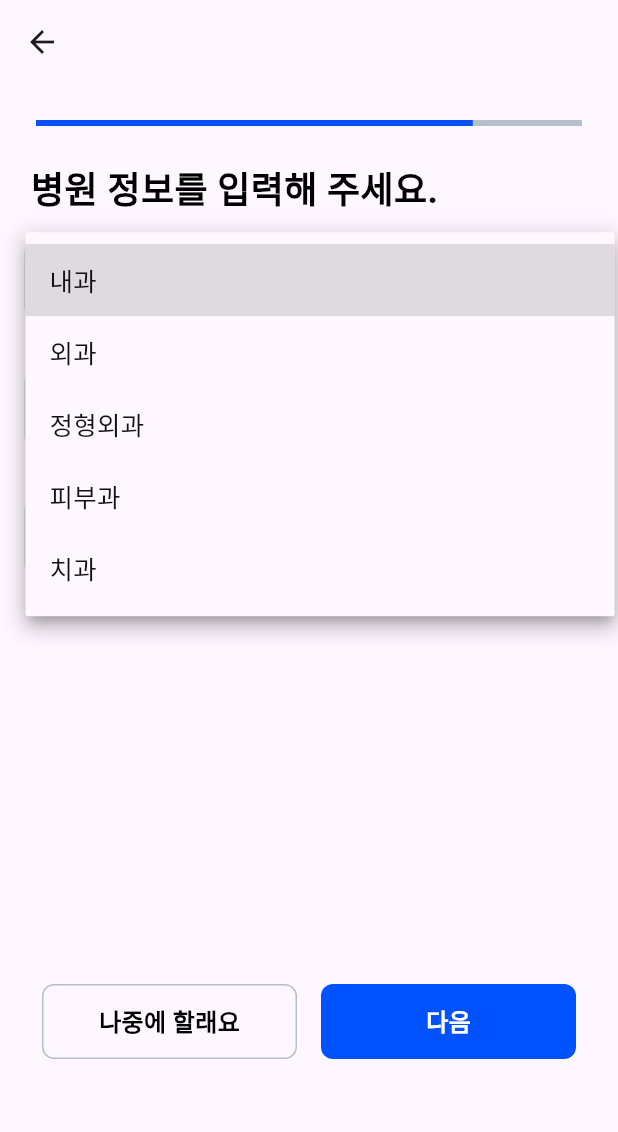
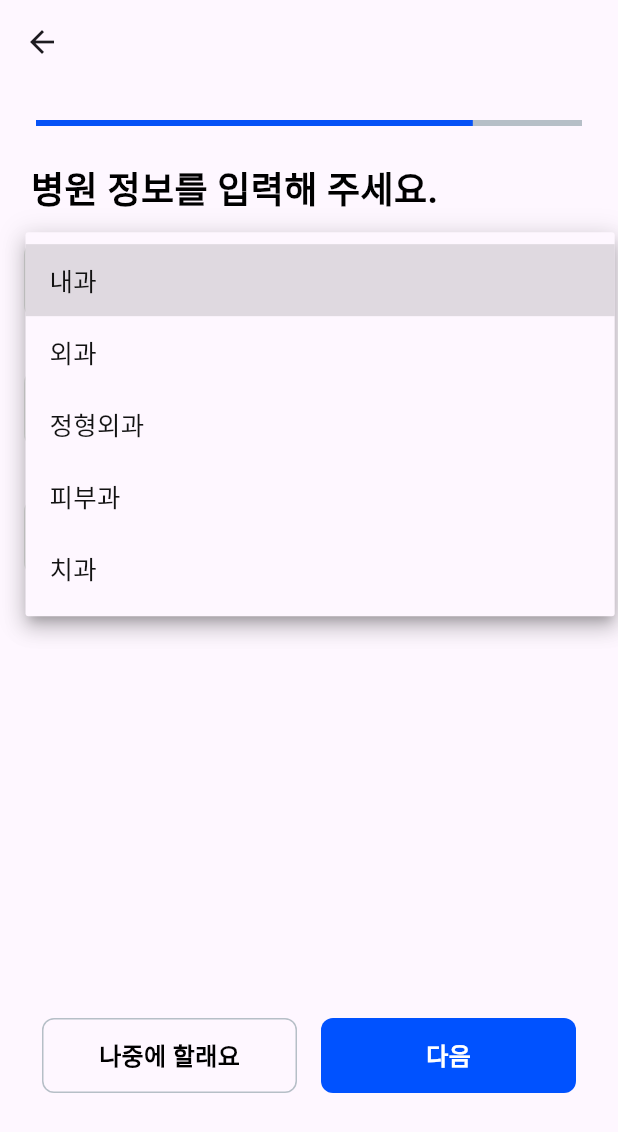
Before and after one commit to hoony00/testCADM, a Flutter app: the DoctorInputScreen screen opened by its route, after a tap on "진료과를 선택해주세요", on a phone screen of 412 x 824 dp. Shown: the top 1132 px of the screen. Run offline on Flutter 3.47's test engine with Material 3 defaults, Android fonts, the phone set to English and light mode, and no system bars; our stand-ins replace cloud_firestore, convex_bottom_bar, device_info_plus, dio, easy_localization, flutter_image_compress and 8 more; missing offline and left inert: nav; accounts and stored records are empty; network calls fail; Roboto replaces fonts that are missing (Pretendard).

Commit message:
feat : 반응형 버튼 높이

```diff
--- a/lib/view/join/s_doctor_input_info.dart
+++ b/lib/view/join/s_doctor_input_info.dart
@@ -1,6 +1,8 @@
 import 'package:flutter/material.dart';
 import 'package:flutter_riverpod/flutter_riverpod.dart';
+import 'package:flutter_screenutil/flutter_screenutil.dart';
 import 'package:go_router/go_router.dart';
+import 'package:test04dm/widget/w_height_and_width.dart';
 
 import '../../provider/enum/page_type.dart';
 import '../../widget/w_custom_textf.dart';
@@ -32,7 +34,8 @@ class _DoctorInputScreenState extends ConsumerState<DoctorInputScreen> {
   Widget build(BuildContext context) {
     return Scaffold(
       appBar: AppBar(),
-      body: Column(
+      body: SingleChildScrollView(
+        child: Column(
           crossAxisAlignment: CrossAxisAlignment.start,
           mainAxisAlignment: MainAxisAlignment.start,
           children: [
@@ -53,20 +56,20 @@ class _DoctorInputScreenState extends ConsumerState<DoctorInputScreen> {
             // 병원명 선택
             CustomTextField(
               controller: _nameController,
-            hintText: '병원명을 입력해주세요',
+              hintText: '병원명',
               width: 0.90,
             ),
             // 병원 연락처
             CustomTextField(
               controller: _phoneController,
-            hintText: '병원 연락처를 입력해주세요',
+              hintText: '병원 연락처',
               keyboardType: TextInputType.phone,
               width: 0.90,
             ),
 
-          const Spacer(),
             // 다음 버튼
             JoinNextButtonRow(
+              height: 250.h,
               pageType: PageType.memberType,
               onSelect: () {
                 //병원 정보를 알려주세요
@@ -75,6 +78,7 @@ class _DoctorInputScreenState extends ConsumerState<DoctorInputScreen> {
             ),
           ],
         ),
+      ),
     );
   }
 }
--- a/lib/view/join/s_doctor_select_type.dart
+++ b/lib/view/join/s_doctor_select_type.dart
@@ -1,9 +1,11 @@
 import 'package:flutter/material.dart';
 import 'package:flutter_riverpod/flutter_riverpod.dart';
+import 'package:flutter_screenutil/flutter_screenutil.dart';
 import 'package:go_router/go_router.dart';
 
 import '../../model/Enum/member_type.dart';
 import '../../provider/enum/page_type.dart';
+import '../../widget/w_height_and_width.dart';
 import '../../widget/w_join_next_row.dart';
 import '../../widget/w_join_select_row.dart';
 import '../../widget/w_linear_progress_indicator.dart';
@@ -53,10 +55,8 @@ class _DoctorSelectTypeScreenState
           ),
 
           //  ValueCheckButton(value1: selectedMemberType,),
-          const Spacer(),
-          // 다음 버튼
-
           JoinNextButtonRow(
+            height: 330.h,
             pageType: PageType.memberType,
             onSelect: () {
               context.goNamed('doctor_input_info');
--- a/lib/view/join/s_member_type_selection.dart
+++ b/lib/view/join/s_member_type_selection.dart
@@ -1,5 +1,6 @@
 import 'package:flutter/material.dart';
 import 'package:flutter_riverpod/flutter_riverpod.dart';
+import 'package:flutter_screenutil/flutter_screenutil.dart';
 import 'package:go_router/go_router.dart';
 import 'package:test04dm/model/Enum/member_type.dart'; // Enum을 import합니다.
 import 'package:test04dm/provider/enum/page_type.dart';
@@ -56,10 +57,9 @@ class _MemberTypeSelectionScreenState extends State<MemberTypeSelectionScreen> {
           ),
 
           //  ValueCheckButton(value1: selectedMemberType,),
-          const Spacer(),
-          // 다음 버튼
 
           JoinNextButtonRow(
+            height: 35.h,
             pageType: PageType.memberType,
             onSelect: () {
               if (selectedMemberType == MemberType.doctor) {
--- a/lib/widget/w_join_next_row.dart
+++ b/lib/widget/w_join_next_row.dart
@@ -1,23 +1,29 @@
 import 'package:flutter/material.dart';
+import 'package:flutter_screenutil/flutter_screenutil.dart';
 import 'package:go_router/go_router.dart';
 import 'package:test04dm/common/font/pretendard.dart';
 import 'package:test04dm/model/Enum/member_type.dart';
 import 'package:test04dm/provider/enum/page_type.dart';
+import 'package:test04dm/widget/w_height_and_width.dart';
 import 'package:velocity_x/velocity_x.dart';
 
 class JoinNextButtonRow extends StatelessWidget {
   final Function()? onSelect;
   final PageType pageType;
+  final double height;
 
   const JoinNextButtonRow({
     Key? key,
     this.onSelect,
-    required this.pageType,
+    required this.pageType, required this.height,
   }) : super(key: key);
 
   @override
   Widget build(BuildContext context) {
-    return Row(
+    return Column(
+      children: [
+        Height(height),
+        Row(
           children: [
             Expanded(
               child: GestureDetector(
@@ -75,6 +81,8 @@ class JoinNextButtonRow extends StatelessWidget {
               ),
             ),
           ],
-    ).pOnly(top: 20.0, left: 20.0, right: 20.0, bottom: 110.0);
+        ).pOnly(top: 20.h, left: 20.h, right: 20.h),
+      ],
+    );
   }
 }
```
Lines whose indentation alone changed are shown as unchanged.
